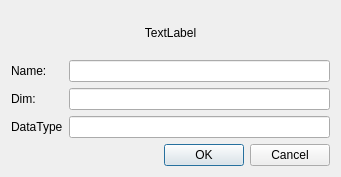
Above: gui/ui/dialog/iosummary/iosummary.ui from OYCN/OnnxEditorV2 before the change. Below: the same form after it.
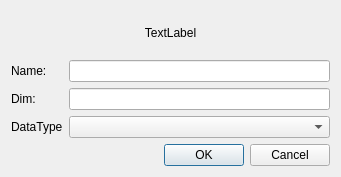
That is the form after the change.

What changed in the file:
```diff
--- a/gui/ui/dialog/iosummary/iosummary.ui
+++ b/gui/ui/dialog/iosummary/iosummary.ui
@@ -75,7 +75,14 @@
         <widget class="QLineEdit" name="dim_edit"/>
        </item>
        <item>
-        <widget class="QLineEdit" name="type_edit"/>
+        <widget class="QComboBox" name="type_edit">
+         <property name="sizePolicy">
+          <sizepolicy hsizetype="Expanding" vsizetype="Fixed">
+           <horstretch>0</horstretch>
+           <verstretch>0</verstretch>
+          </sizepolicy>
+         </property>
+        </widget>
        </item>
       </layout>
      </item>
```
